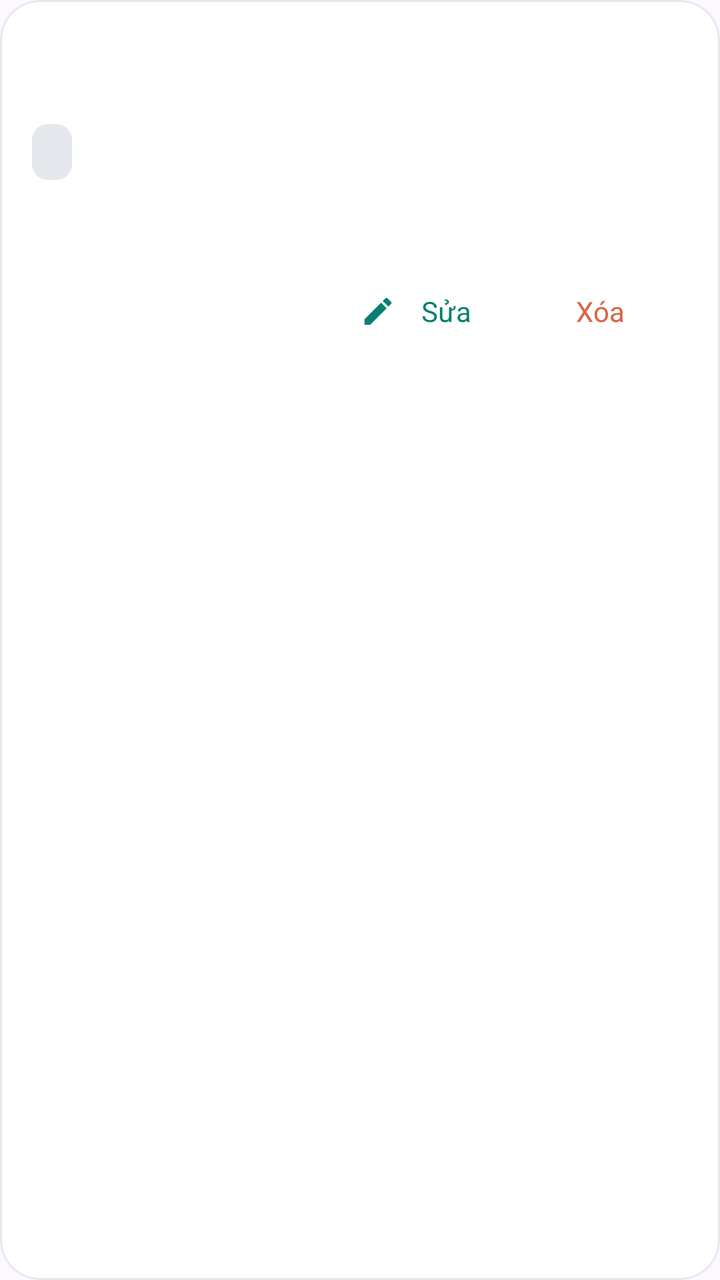
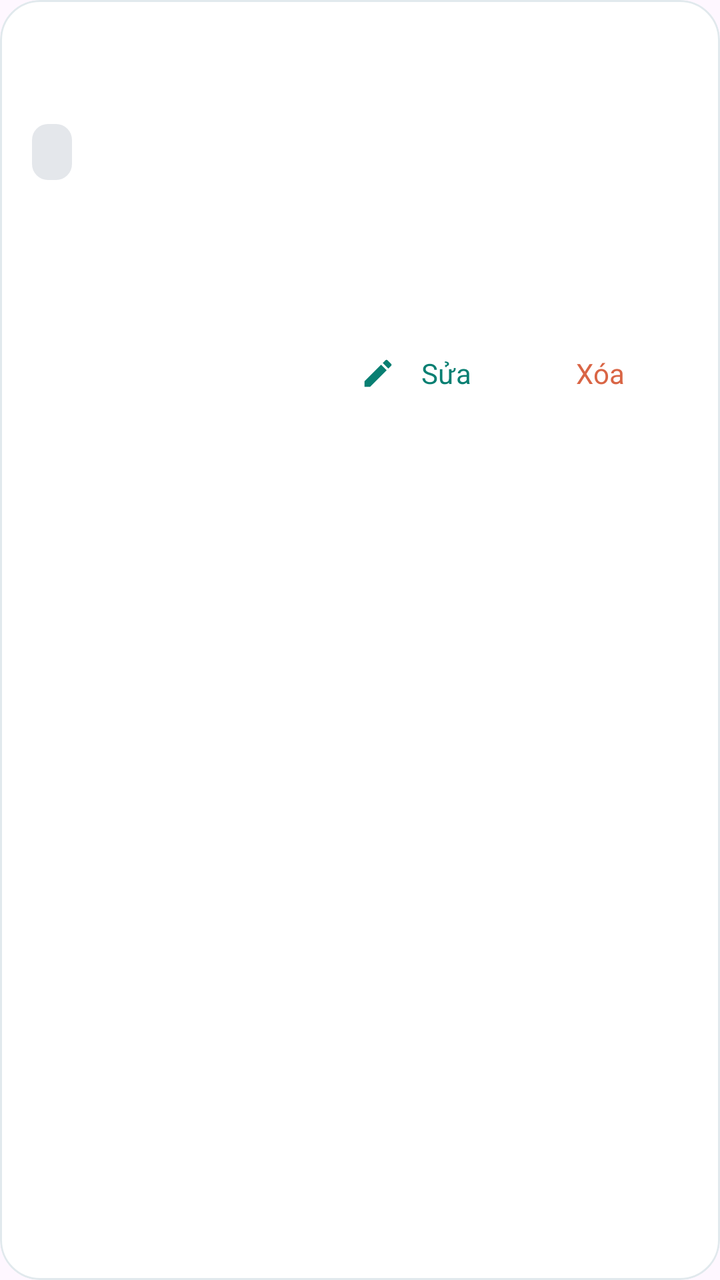

Screens rendered from an Android XML layout before and after an edit, with the pre-edit source and the edit as a unified diff.
<!-- AndroidManifest.xml: application theme Theme.SmartExpenseManager -->
<!-- res/layout/item_transaction.xml -->
<?xml version="1.0" encoding="utf-8"?>
<com.google.android.material.card.MaterialCardView xmlns:android="http://schemas.android.com/apk/res/android" xmlns:app="http://schemas.android.com/apk/res-auto" style="@style/Stock.Card" android:layout_marginHorizontal="16dp" android:layout_marginBottom="12dp">
 <LinearLayout android:layout_width="match_parent" android:layout_height="wrap_content" android:orientation="vertical" android:padding="16dp">
  <LinearLayout android:layout_width="match_parent" android:layout_height="wrap_content" android:gravity="center_vertical" android:orientation="horizontal">
   <TextView android:id="@+id/mtv_type_icon" android:layout_width="32dp" android:layout_height="36dp" android:gravity="center" android:textSize="26sp" />
   <TextView android:id="@+id/mtv_transaction_title" android:layout_width="0dp" android:layout_height="wrap_content" android:layout_weight="1" android:layout_marginStart="8dp" android:textSize="16sp" android:fontFamily="sans-serif-medium" android:textColor="@color/ui_text" android:maxLines="2" android:ellipsize="end" />
  </LinearLayout>
  <LinearLayout android:layout_width="match_parent" android:layout_height="wrap_content" android:layout_marginTop="10dp" android:gravity="center_vertical" android:orientation="horizontal">
   <TextView android:id="@+id/mtv_category" android:layout_width="wrap_content" android:layout_height="28dp" android:background="@drawable/bg_category_chip" android:paddingHorizontal="10dp" android:gravity="center" android:textSize="12sp" android:textColor="@color/ui_primary" />
   <TextView android:id="@+id/mtv_transaction_date" android:layout_width="0dp" android:layout_height="wrap_content" android:layout_weight="1" android:layout_marginStart="8dp" android:gravity="end" android:textSize="12sp" android:textColor="@color/ui_muted" />
  </LinearLayout>
  <TextView android:id="@+id/mtv_transaction_amount" android:layout_width="match_parent" android:layout_height="wrap_content" android:layout_marginTop="14dp" android:textSize="16sp" android:lineSpacingExtra="5dp" android:fontFamily="sans-serif-medium" />
  <LinearLayout android:layout_width="match_parent" android:layout_height="wrap_content" android:layout_marginTop="6dp" android:gravity="end" android:orientation="horizontal">
   <com.google.android.material.button.MaterialButton android:id="@+id/mbtn_edit" style="@style/Widget.Material3.Button.TextButton" android:layout_width="wrap_content" android:layout_height="48dp" android:text="Sửa" android:textAllCaps="false" android:contentDescription="Sửa phiếu kho" app:icon="@drawable/ic_edit" app:iconSize="18dp" />
   <com.google.android.material.button.MaterialButton android:id="@+id/mbtn_delete" style="@style/Widget.Material3.Button.TextButton" android:layout_width="wrap_content" android:layout_height="48dp" android:text="Xóa" android:textAllCaps="false" android:textColor="@color/expense_red" android:contentDescription="Xóa phiếu kho" />
  </LinearLayout>
 </LinearLayout>
</com.google.android.material.card.MaterialCardView>
<!-- resources referenced by this layout -->
<resources>
  <color name="expense_red">#D96545</color>
  <color name="ui_muted">#647985</color>
  <color name="ui_primary">#087F72</color>
  <color name="ui_text">#172B36</color>
  <!-- drawable bg_category_chip (drawable) -->
  <?xml version="1.0" encoding="utf-8"?>
  <shape xmlns:android="http://schemas.android.com/apk/res/android"
      android:shape="rectangle">
  
      <solid android:color="@color/category_chip_background" />
  
      <corners android:radius="8dp" />
  
  </shape>
  <!-- drawable ic_edit (drawable) -->
  <vector xmlns:android="http://schemas.android.com/apk/res/android"
      android:width="24dp"
      android:height="24dp"
      android:viewportWidth="24"
      android:viewportHeight="24"
      android:tint="?attr/colorControlNormal">
    <path
        android:fillColor="@android:color/white"
        android:pathData="M3,17.25V21h3.75L17.81,9.94l-3.75,-3.75L3,17.25zM20.71,7.04c0.39,-0.39 0.39,-1.02 0,-1.41l-2.34,-2.34c-0.39,-0.39 -1.02,-0.39 -1.41,0l-1.83,1.83 3.75,3.75 1.83,-1.83z"/>
  </vector>
  <style name="Stock.Card" parent=""><item name="android:layout_width">match_parent</item><item name="android:layout_height">wrap_content</item><item name="cardCornerRadius">20dp</item><item name="cardElevation">0dp</item><item name="cardBackgroundColor">@color/ui_surface</item><item name="strokeColor">@color/ui_border</item><item name="strokeWidth">1dp</item></style>
  <style name="Theme.SmartExpenseManager" parent="Theme.Material3.DayNight.NoActionBar">
  
          <item name="colorPrimary">@color/ui_primary</item>
  
          <item name="colorOnPrimary">@color/ui_on_primary</item><item name="colorSecondary">@color/ui_primary</item>
  
          <item name="colorSurface">@color/ui_background</item><item name="colorOnSurface">@color/ui_text</item><item name="colorSurfaceContainer">@color/ui_surface</item><item name="colorPrimaryContainer">@color/ui_accent</item><item name="colorOnPrimaryContainer">@color/ui_primary</item><item name="materialButtonStyle">@style/Stock.Button</item><item name="textInputStyle">@style/Stock.Input</item><item name="android:fontFamily">sans-serif</item>
  
          <item name="android:statusBarColor">@color/ui_surface</item>
          <item name="android:windowLightStatusBar">true</item>
  
          <item name="android:navigationBarColor">?attr/colorSurface</item>
          <item name="android:windowLightNavigationBar">true</item>
  
      </style>
  <color name="category_chip_background">#E4E7EB</color>
  <color name="ui_surface">#FFFFFF</color>
  <color name="ui_border">#E1E9ED</color>
  <color name="ui_on_primary">#FFFFFF</color>
  <color name="ui_background">#F3F6F8</color>
  <color name="ui_accent">#DDF3EE</color>
  <style name="Stock.Button" parent="Widget.Material3.Button"><item name="cornerRadius">14dp</item><item name="android:textAllCaps">false</item><item name="android:minHeight">52dp</item><item name="android:textSize">14sp</item></style>
  <style name="Stock.Input" parent="Widget.Material3.TextInputLayout.OutlinedBox"><item name="boxCornerRadiusTopStart">14dp</item><item name="boxCornerRadiusTopEnd">14dp</item><item name="boxCornerRadiusBottomStart">14dp</item><item name="boxCornerRadiusBottomEnd">14dp</item><item name="boxBackgroundColor">@color/ui_surface</item></style>
</resources>

<!-- the commit's change to res/layout/item_transaction.xml (unified diff, before → after) -->
@@ -9,6 +9,7 @@
    <TextView android:id="@+id/mtv_category" android:layout_width="wrap_content" android:layout_height="28dp" android:background="@drawable/bg_category_chip" android:paddingHorizontal="10dp" android:gravity="center" android:textSize="12sp" android:textColor="@color/ui_primary" />
    <TextView android:id="@+id/mtv_transaction_date" android:layout_width="0dp" android:layout_height="wrap_content" android:layout_weight="1" android:layout_marginStart="8dp" android:gravity="end" android:textSize="12sp" android:textColor="@color/ui_muted" />
   </LinearLayout>
+  <TextView android:id="@+id/mtv_document_lines" android:layout_width="match_parent" android:layout_height="wrap_content" android:layout_marginTop="12dp" android:textSize="14sp" android:lineSpacingExtra="3dp" android:textColor="@color/ui_text" />
   <TextView android:id="@+id/mtv_transaction_amount" android:layout_width="match_parent" android:layout_height="wrap_content" android:layout_marginTop="14dp" android:textSize="16sp" android:lineSpacingExtra="5dp" android:fontFamily="sans-serif-medium" />
   <LinearLayout android:layout_width="match_parent" android:layout_height="wrap_content" android:layout_marginTop="6dp" android:gravity="end" android:orientation="horizontal">
    <com.google.android.material.button.MaterialButton android:id="@+id/mbtn_edit" style="@style/Widget.Material3.Button.TextButton" android:layout_width="wrap_content" android:layout_height="48dp" android:text="Sửa" android:textAllCaps="false" android:contentDescription="Sửa phiếu kho" app:icon="@drawable/ic_edit" app:iconSize="18dp" />
